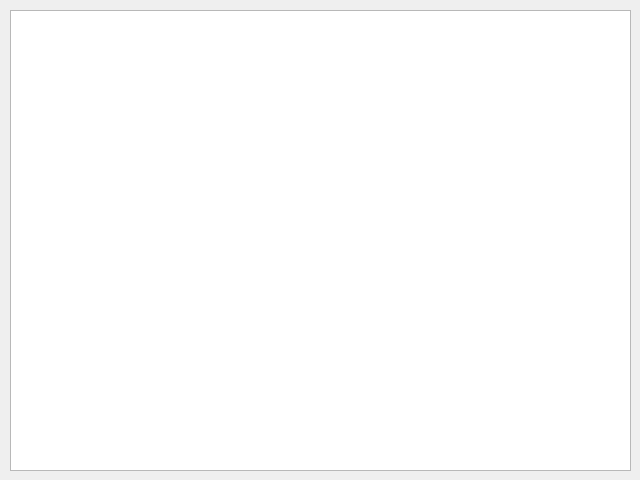
Before: the Qt Designer form main.ui in kay-kewl/-, drawn with Qt 5.
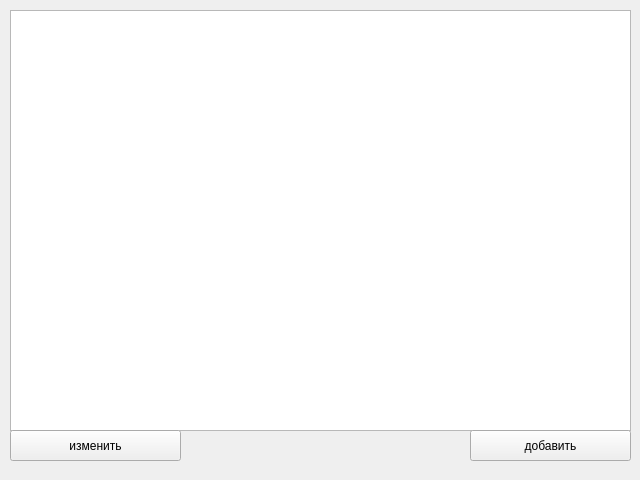
After: the same form once the commit is applied.

Commit message: капучино

```diff
--- a/main.ui
+++ b/main.ui
@@ -20,58 +20,34 @@
       <x>10</x>
       <y>10</y>
       <width>621</width>
-      <height>461</height>
+      <height>421</height>
      </rect>
     </property>
    </widget>
-   <widget class="QLabel" name="error_lbl">
+   <widget class="QPushButton" name="btn">
     <property name="geometry">
      <rect>
       <x>10</x>
-      <y>450</y>
-      <width>621</width>
-      <height>16</height>
+      <y>430</y>
+      <width>171</width>
+      <height>31</height>
      </rect>
     </property>
-    <property name="palette">
-     <palette>
-      <active>
-       <colorrole role="WindowText">
-        <brush brushstyle="SolidPattern">
-         <color alpha="255">
-          <red>255</red>
-          <green>0</green>
-          <blue>0</blue>
-         </color>
-        </brush>
-       </colorrole>
-      </active>
-      <inactive>
-       <colorrole role="WindowText">
-        <brush brushstyle="SolidPattern">
-         <color alpha="255">
-          <red>255</red>
-          <green>0</green>
-          <blue>0</blue>
-         </color>
-        </brush>
-       </colorrole>
-      </inactive>
-      <disabled>
-       <colorrole role="WindowText">
-        <brush brushstyle="SolidPattern">
-         <color alpha="255">
-          <red>120</red>
-          <green>120</green>
-          <blue>120</blue>
-         </color>
-        </brush>
-       </colorrole>
-      </disabled>
-     </palette>
+    <property name="text">
+     <string>изменить</string>
     </property>
+   </widget>
+   <widget class="QPushButton" name="btn1">
+    <property name="geometry">
+     <rect>
+      <x>470</x>
+      <y>430</y>
+      <width>161</width>
+      <height>31</height>
+     </rect>
+    </property>
     <property name="text">
-     <string/>
+     <string>добавить</string>
     </property>
    </widget>
   </widget>
```
The commit also changes 2 other files.
